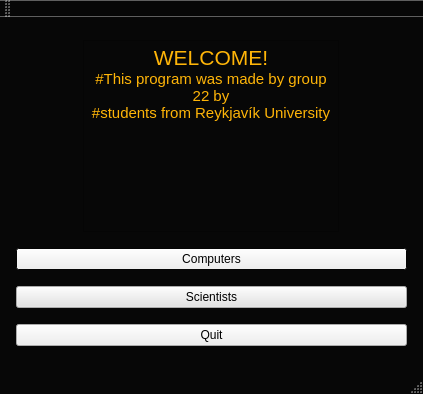
Above: mainwindow.ui from stefanv15/verklegtNamskeid_skil3 before the change. Below: the same form after it.
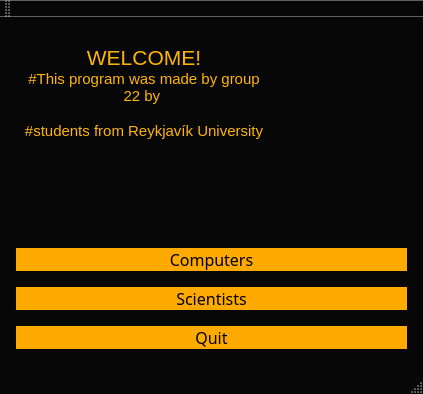
That is the form after the change.

```diff
--- a/mainwindow.ui
+++ b/mainwindow.ui
@@ -174,7 +174,7 @@
       <property name="rightMargin">
        <number>5</number>
       </property>
-      <item alignment="Qt::AlignHCenter">
+      <item>
        <widget class="QTextEdit" name="textEdit">
         <property name="enabled">
          <bool>false</bool>
@@ -185,6 +185,12 @@
           <verstretch>0</verstretch>
          </sizepolicy>
         </property>
+        <property name="minimumSize">
+         <size>
+          <width>0</width>
+          <height>0</height>
+         </size>
+        </property>
         <property name="palette">
          <palette>
           <active>
@@ -438,13 +444,23 @@
           </disabled>
          </palette>
         </property>
+        <property name="contextMenuPolicy">
+         <enum>Qt::DefaultContextMenu</enum>
+        </property>
+        <property name="layoutDirection">
+         <enum>Qt::LeftToRight</enum>
+        </property>
+        <property name="autoFillBackground">
+         <bool>false</bool>
+        </property>
         <property name="html">
          <string>&lt;!DOCTYPE HTML PUBLIC &quot;-//W3C//DTD HTML 4.0//EN&quot; &quot;http://www.w3.org/TR/REC-html40/strict.dtd&quot;&gt;
 &lt;html&gt;&lt;head&gt;&lt;meta name=&quot;qrichtext&quot; content=&quot;1&quot; /&gt;&lt;style type=&quot;text/css&quot;&gt;
 p, li { white-space: pre-wrap; }
 &lt;/style&gt;&lt;/head&gt;&lt;body style=&quot; font-family:'MS Shell Dlg 2'; font-size:8.25pt; font-weight:400; font-style:normal;&quot;&gt;
 &lt;p align=&quot;center&quot; style=&quot; margin-top:0px; margin-bottom:0px; margin-left:0px; margin-right:0px; -qt-block-indent:0; text-indent:0px;&quot;&gt;&lt;span style=&quot; font-size:16pt;&quot;&gt;WELCOME!&lt;/span&gt;&lt;/p&gt;
-&lt;p align=&quot;center&quot; style=&quot; margin-top:0px; margin-bottom:0px; margin-left:0px; margin-right:0px; -qt-block-indent:0; text-indent:0px;&quot;&gt;&lt;span style=&quot; font-size:11pt;&quot;&gt;#This program was made by group 22 by &lt;br /&gt;#students from Reykjavík University&lt;/span&gt;&lt;/p&gt;&lt;/body&gt;&lt;/html&gt;</string>
+&lt;p align=&quot;center&quot; style=&quot; margin-top:0px; margin-bottom:0px; margin-left:0px; margin-right:0px; -qt-block-indent:0; text-indent:0px;&quot;&gt;&lt;span style=&quot; font-size:11pt;&quot;&gt;#This program was made by group 22 by &lt;/span&gt;&lt;/p&gt;
+&lt;p align=&quot;center&quot; style=&quot; margin-top:0px; margin-bottom:0px; margin-left:0px; margin-right:0px; -qt-block-indent:0; text-indent:0px;&quot;&gt;&lt;span style=&quot; font-size:11pt;&quot;&gt;&lt;br /&gt;#students from Reykjavík University&lt;/span&gt;&lt;/p&gt;&lt;/body&gt;&lt;/html&gt;</string>
         </property>
        </widget>
       </item>
@@ -453,6 +469,60 @@
         <property name="palette">
          <palette>
           <active>
+           <colorrole role="WindowText">
+            <brush brushstyle="SolidPattern">
+             <color alpha="255">
+              <red>0</red>
+              <green>0</green>
+              <blue>0</blue>
+             </color>
+            </brush>
+           </colorrole>
+           <colorrole role="Button">
+            <brush brushstyle="SolidPattern">
+             <color alpha="255">
+              <red>255</red>
+              <green>170</green>
+              <blue>0</blue>
+             </color>
+            </brush>
+           </colorrole>
+           <colorrole role="Text">
+            <brush brushstyle="SolidPattern">
+             <color alpha="255">
+              <red>0</red>
+              <green>0</green>
+              <blue>0</blue>
+             </color>
+            </brush>
+           </colorrole>
+           <colorrole role="ButtonText">
+            <brush brushstyle="SolidPattern">
+             <color alpha="255">
+              <red>0</red>
+              <green>0</green>
+              <blue>0</blue>
+             </color>
+            </brush>
+           </colorrole>
+           <colorrole role="Base">
+            <brush brushstyle="SolidPattern">
+             <color alpha="255">
+              <red>255</red>
+              <green>170</green>
+              <blue>0</blue>
+             </color>
+            </brush>
+           </colorrole>
+           <colorrole role="Window">
+            <brush brushstyle="SolidPattern">
+             <color alpha="255">
+              <red>255</red>
+              <green>170</green>
+              <blue>0</blue>
+             </color>
+            </brush>
+           </colorrole>
            <colorrole role="Highlight">
             <brush brushstyle="SolidPattern">
              <color alpha="255">
@@ -473,6 +543,60 @@
            </colorrole>
           </active>
           <inactive>
+           <colorrole role="WindowText">
+            <brush brushstyle="SolidPattern">
+             <color alpha="255">
+              <red>0</red>
+              <green>0</green>
+              <blue>0</blue>
+             </color>
+            </brush>
+           </colorrole>
+           <colorrole role="Button">
+            <brush brushstyle="SolidPattern">
+             <color alpha="255">
+              <red>255</red>
+              <green>170</green>
+              <blue>0</blue>
+             </color>
+            </brush>
+           </colorrole>
+           <colorrole role="Text">
+            <brush brushstyle="SolidPattern">
+             <color alpha="255">
+              <red>0</red>
+              <green>0</green>
+              <blue>0</blue>
+             </color>
+            </brush>
+           </colorrole>
+           <colorrole role="ButtonText">
+            <brush brushstyle="SolidPattern">
+             <color alpha="255">
+              <red>0</red>
+              <green>0</green>
+              <blue>0</blue>
+             </color>
+            </brush>
+           </colorrole>
+           <colorrole role="Base">
+            <brush brushstyle="SolidPattern">
+             <color alpha="255">
+              <red>255</red>
+              <green>170</green>
+              <blue>0</blue>
+             </color>
+            </brush>
+           </colorrole>
+           <colorrole role="Window">
+            <brush brushstyle="SolidPattern">
+             <color alpha="255">
+              <red>255</red>
+              <green>170</green>
+              <blue>0</blue>
+             </color>
+            </brush>
+           </colorrole>
            <colorrole role="Highlight">
             <brush brushstyle="SolidPattern">
              <color alpha="255">
@@ -493,6 +617,60 @@
            </colorrole>
           </inactive>
           <disabled>
+           <colorrole role="WindowText">
+            <brush brushstyle="SolidPattern">
+             <color alpha="255">
+              <red>0</red>
+              <green>0</green>
+              <blue>0</blue>
+             </color>
+            </brush>
+           </colorrole>
+           <colorrole role="Button">
+            <brush brushstyle="SolidPattern">
+             <color alpha="255">
+              <red>255</red>
+              <green>170</green>
+              <blue>0</blue>
+             </color>
+            </brush>
+           </colorrole>
+           <colorrole role="Text">
+            <brush brushstyle="SolidPattern">
+             <color alpha="255">
+              <red>0</red>
+              <green>0</green>
+              <blue>0</blue>
+             </color>
+            </brush>
+           </colorrole>
+           <colorrole role="ButtonText">
+            <brush brushstyle="SolidPattern">
+             <color alpha="255">
+              <red>0</red>
+              <green>0</green>
+              <blue>0</blue>
+             </color>
+            </brush>
+           </colorrole>
+           <colorrole role="Base">
+            <brush brushstyle="SolidPattern">
+             <color alpha="255">
+              <red>255</red>
+              <green>170</green>
+              <blue>0</blue>
+             </color>
+            </brush>
+           </colorrole>
+           <colorrole role="Window">
+            <brush brushstyle="SolidPattern">
+             <color alpha="255">
+              <red>255</red>
+              <green>170</green>
+              <blue>0</blue>
+             </color>
+            </brush>
+           </colorrole>
            <colorrole role="Highlight">
             <brush brushstyle="SolidPattern">
              <color alpha="255">
@@ -514,6 +692,21 @@
           </disabled>
          </palette>
         </property>
+        <property name="font">
+         <font>
+          <family>Rockwell</family>
+          <pointsize>12</pointsize>
+         </font>
+        </property>
+        <property name="styleSheet">
+         <string notr="true">QPushButton
+{
+	color: black;
+	background-color: rgba(255, 170, 0); border: none;
+}
+
+</string>
+        </property>
         <property name="text">
          <string>Computers</string>
         </property>
@@ -524,12 +717,57 @@
         <property name="palette">
          <palette>
           <active>
+           <colorrole role="WindowText">
+            <brush brushstyle="SolidPattern">
+             <color alpha="255">
+              <red>0</red>
+              <green>0</green>
+              <blue>0</blue>
+             </color>
+            </brush>
+           </colorrole>
            <colorrole role="Button">
             <brush brushstyle="SolidPattern">
              <color alpha="255">
-              <red>227</red>
-              <green>227</green>
-              <blue>227</blue>
+              <red>255</red>
+              <green>170</green>
+              <blue>0</blue>
+             </color>
+            </brush>
+           </colorrole>
+           <colorrole role="Text">
+            <brush brushstyle="SolidPattern">
+             <color alpha="255">
+              <red>0</red>
+              <green>0</green>
+              <blue>0</blue>
+             </color>
+            </brush>
+           </colorrole>
+           <colorrole role="ButtonText">
+            <brush brushstyle="SolidPattern">
+             <color alpha="255">
+              <red>0</red>
+              <green>0</green>
+              <blue>0</blue>
+             </color>
+            </brush>
+           </colorrole>
+           <colorrole role="Base">
+            <brush brushstyle="SolidPattern">
+             <color alpha="255">
+              <red>255</red>
+              <green>170</green>
+              <blue>0</blue>
+             </color>
+            </brush>
+           </colorrole>
+           <colorrole role="Window">
+            <brush brushstyle="SolidPattern">
+             <color alpha="255">
+              <red>255</red>
+              <green>170</green>
+              <blue>0</blue>
              </color>
             </brush>
            </colorrole>
@@ -544,12 +782,57 @@
            </colorrole>
           </active>
           <inactive>
+           <colorrole role="WindowText">
+            <brush brushstyle="SolidPattern">
+             <color alpha="255">
+              <red>0</red>
+              <green>0</green>
+              <blue>0</blue>
+             </color>
+            </brush>
+           </colorrole>
            <colorrole role="Button">
             <brush brushstyle="SolidPattern">
              <color alpha="255">
-              <red>227</red>
-              <green>227</green>
-              <blue>227</blue>
+              <red>255</red>
+              <green>170</green>
+              <blue>0</blue>
+             </color>
+            </brush>
+           </colorrole>
+           <colorrole role="Text">
+            <brush brushstyle="SolidPattern">
+             <color alpha="255">
+              <red>0</red>
+              <green>0</green>
+              <blue>0</blue>
+             </color>
+            </brush>
+           </colorrole>
+           <colorrole role="ButtonText">
+            <brush brushstyle="SolidPattern">
+             <color alpha="255">
+              <red>0</red>
+              <green>0</green>
+              <blue>0</blue>
+             </color>
+            </brush>
+           </colorrole>
+           <colorrole role="Base">
+            <brush brushstyle="SolidPattern">
+             <color alpha="255">
+              <red>255</red>
+              <green>170</green>
+              <blue>0</blue>
+             </color>
+            </brush>
+           </colorrole>
+           <colorrole role="Window">
+            <brush brushstyle="SolidPattern">
+             <color alpha="255">
+              <red>255</red>
+              <green>170</green>
+              <blue>0</blue>
              </color>
             </brush>
            </colorrole>
@@ -564,12 +847,57 @@
            </colorrole>
           </inactive>
           <disabled>
+           <colorrole role="WindowText">
+            <brush brushstyle="SolidPattern">
+             <color alpha="255">
+              <red>0</red>
+              <green>0</green>
+              <blue>0</blue>
+             </color>
+            </brush>
+           </colorrole>
            <colorrole role="Button">
             <brush brushstyle="SolidPattern">
              <color alpha="255">
-              <red>227</red>
-              <green>227</green>
-              <blue>227</blue>
+              <red>255</red>
+              <green>170</green>
+              <blue>0</blue>
+             </color>
+            </brush>
+           </colorrole>
+           <colorrole role="Text">
+            <brush brushstyle="SolidPattern">
+             <color alpha="255">
+              <red>0</red>
+              <green>0</green>
+              <blue>0</blue>
+             </color>
+            </brush>
+           </colorrole>
+           <colorrole role="ButtonText">
+            <brush brushstyle="SolidPattern">
+             <color alpha="255">
+              <red>0</red>
+              <green>0</green>
+              <blue>0</blue>
+             </color>
+            </brush>
+           </colorrole>
+           <colorrole role="Base">
+            <brush brushstyle="SolidPattern">
+             <color alpha="255">
+              <red>255</red>
+              <green>170</green>
+              <blue>0</blue>
+             </color>
+            </brush>
+           </colorrole>
+           <colorrole role="Window">
+            <brush brushstyle="SolidPattern">
+             <color alpha="255">
+              <red>255</red>
+              <green>170</green>
+              <blue>0</blue>
              </color>
             </brush>
            </colorrole>
@@ -585,22 +913,20 @@
           </disabled>
          </palette>
         </property>
+        <property name="font">
+         <font>
+          <family>Rockwell</family>
+          <pointsize>12</pointsize>
+         </font>
+        </property>
         <property name="styleSheet">
-         <string notr="true">#MainWindow {
-background: #000000;
+         <string notr="true">QPushButton
+{
+	color: black;
+	background-color: rgba(255, 170, 0); border: none;
 }
 
-#mainFrame {
-border: 3px solid gray;
-border-radius: 40px;
-background: white;
-}
-
-
-
-QPushbutton{
-color: rgb(255, 170, 0);
-}</string>
+</string>
         </property>
         <property name="text">
          <string>Scientists</string>
@@ -609,13 +935,201 @@
       </item>
       <item>
        <widget class="QPushButton" name="Quit">
+        <property name="sizePolicy">
+         <sizepolicy hsizetype="Expanding" vsizetype="Maximum">
+          <horstretch>5</horstretch>
+          <verstretch>5</verstretch>
+         </sizepolicy>
+        </property>
+        <property name="minimumSize">
+         <size>
+          <width>0</width>
+          <height>0</height>
+         </size>
+        </property>
+        <property name="palette">
+         <palette>
+          <active>
+           <colorrole role="WindowText">
+            <brush brushstyle="SolidPattern">
+             <color alpha="255">
+              <red>0</red>
+              <green>0</green>
+              <blue>0</blue>
+             </color>
+            </brush>
+           </colorrole>
+           <colorrole role="Button">
+            <brush brushstyle="SolidPattern">
+             <color alpha="255">
+              <red>255</red>
+              <green>170</green>
+              <blue>0</blue>
+             </color>
+            </brush>
+           </colorrole>
+           <colorrole role="Text">
+            <brush brushstyle="SolidPattern">
+             <color alpha="255">
+              <red>0</red>
+              <green>0</green>
+              <blue>0</blue>
+             </color>
+            </brush>
+           </colorrole>
+           <colorrole role="ButtonText">
+            <brush brushstyle="SolidPattern">
+             <color alpha="255">
+              <red>0</red>
+              <green>0</green>
+              <blue>0</blue>
+             </color>
+            </brush>
+           </colorrole>
+           <colorrole role="Base">
+            <brush brushstyle="SolidPattern">
+             <color alpha="255">
+              <red>255</red>
+              <green>170</green>
+              <blue>0</blue>
+             </color>
+            </brush>
+           </colorrole>
+           <colorrole role="Window">
+            <brush brushstyle="SolidPattern">
+             <color alpha="255">
+              <red>255</red>
+              <green>170</green>
+              <blue>0</blue>
+             </color>
+            </brush>
+           </colorrole>
+          </active>
+          <inactive>
+           <colorrole role="WindowText">
+            <brush brushstyle="SolidPattern">
+             <color alpha="255">
+              <red>0</red>
+              <green>0</green>
+              <blue>0</blue>
+             </color>
+            </brush>
+           </colorrole>
+           <colorrole role="Button">
+            <brush brushstyle="SolidPattern">
+             <color alpha="255">
+              <red>255</red>
+              <green>170</green>
+              <blue>0</blue>
+             </color>
+            </brush>
+           </colorrole>
+           <colorrole role="Text">
+            <brush brushstyle="SolidPattern">
+             <color alpha="255">
+              <red>0</red>
+              <green>0</green>
+              <blue>0</blue>
+             </color>
+            </brush>
+           </colorrole>
+           <colorrole role="ButtonText">
+            <brush brushstyle="SolidPattern">
+             <color alpha="255">
+              <red>0</red>
+              <green>0</green>
+              <blue>0</blue>
+             </color>
+            </brush>
+           </colorrole>
+           <colorrole role="Base">
+            <brush brushstyle="SolidPattern">
+             <color alpha="255">
+              <red>255</red>
+              <green>170</green>
+              <blue>0</blue>
+             </color>
+            </brush>
+           </colorrole>
+           <colorrole role="Window">
+            <brush brushstyle="SolidPattern">
+             <color alpha="255">
+              <red>255</red>
+              <green>170</green>
+              <blue>0</blue>
+             </color>
+            </brush>
+           </colorrole>
+          </inactive>
+          <disabled>
+           <colorrole role="WindowText">
+            <brush brushstyle="SolidPattern">
+             <color alpha="255">
+              <red>0</red>
+              <green>0</green>
+              <blue>0</blue>
+             </color>
+            </brush>
+           </colorrole>
+           <colorrole role="Button">
+            <brush brushstyle="SolidPattern">
+             <color alpha="255">
+              <red>255</red>
+              <green>170</green>
+              <blue>0</blue>
+             </color>
+            </brush>
+           </colorrole>
+           <colorrole role="Text">
+            <brush brushstyle="SolidPattern">
+             <color alpha="255">
+              <red>0</red>
+              <green>0</green>
+              <blue>0</blue>
+             </color>
+            </brush>
+           </colorrole>
+           <colorrole role="ButtonText">
+            <brush brushstyle="SolidPattern">
+             <color alpha="255">
+              <red>0</red>
+              <green>0</green>
+              <blue>0</blue>
+             </color>
+            </brush>
+           </colorrole>
+           <colorrole role="Base">
+            <brush brushstyle="SolidPattern">
+             <color alpha="255">
+              <red>255</red>
+              <green>170</green>
+              <blue>0</blue>
+             </color>
+            </brush>
+           </colorrole>
+           <colorrole role="Window">
+            <brush brushstyle="SolidPattern">
+             <color alpha="255">
+              <red>255</red>
+              <green>170</green>
+              <blue>0</blue>
+             </color>
+            </brush>
+           </colorrole>
+          </disabled>
+         </palette>
+        </property>
+        <property name="font">
+         <font>
+          <family>Rockwell</family>
+          <pointsize>12</pointsize>
+         </font>
+        </property>
         <property name="styleSheet">
-         <string notr="true">#QPushbutton
+         <string notr="true">QPushButton
 {
-	color: rgb(255, 170, 0);
-	border: 3px solid gray;	
-	border-radius: 40px;
-	background: white;
+	color: black;
+	background-color: rgba(255, 170, 0); border: none;
 }
 
 </string>
```
